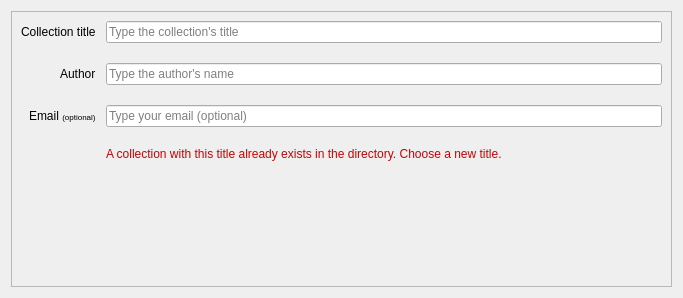
First picture: the form in basic-info-page.ui, repository GeorgesStavracas/Virtaus-old, before the edit.
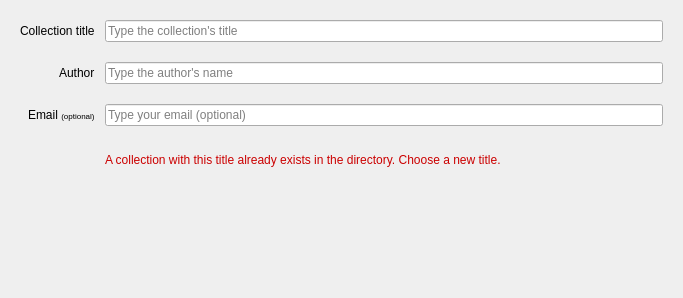
Second picture: the form after the edit.

Commit message: default language to english

```diff
--- a/basic-info-page.ui
+++ b/basic-info-page.ui
@@ -22,11 +22,8 @@
   <layout class="QGridLayout" name="gridLayout">
    <item row="0" column="0">
     <widget class="QFrame" name="frame">
-     <property name="frameShape">
-      <enum>QFrame::StyledPanel</enum>
-     </property>
-     <property name="frameShadow">
-      <enum>QFrame::Raised</enum>
+     <property name="lineWidth">
+      <number>0</number>
      </property>
      <layout class="QFormLayout" name="formLayout">
       <property name="labelAlignment">
@@ -88,6 +85,9 @@
         <property name="text">
          <string>A collection with this title already exists in the directory. Choose a new title.</string>
         </property>
+        <property name="wordWrap">
+         <bool>true</bool>
+        </property>
        </widget>
       </item>
      </layout>
```
